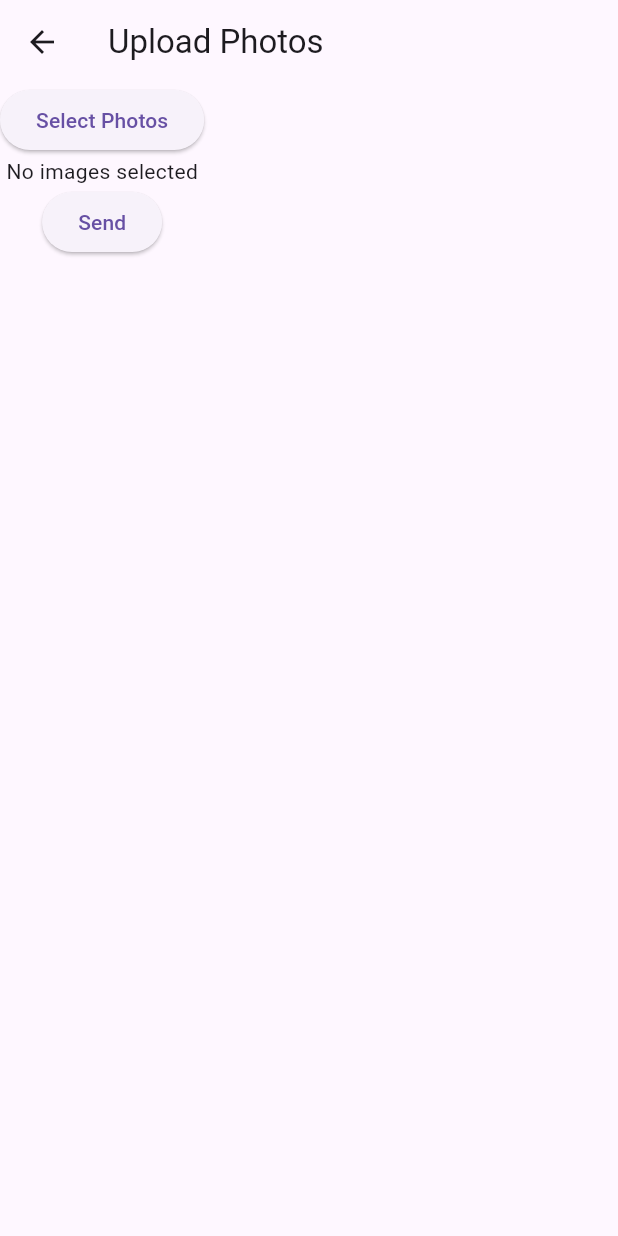
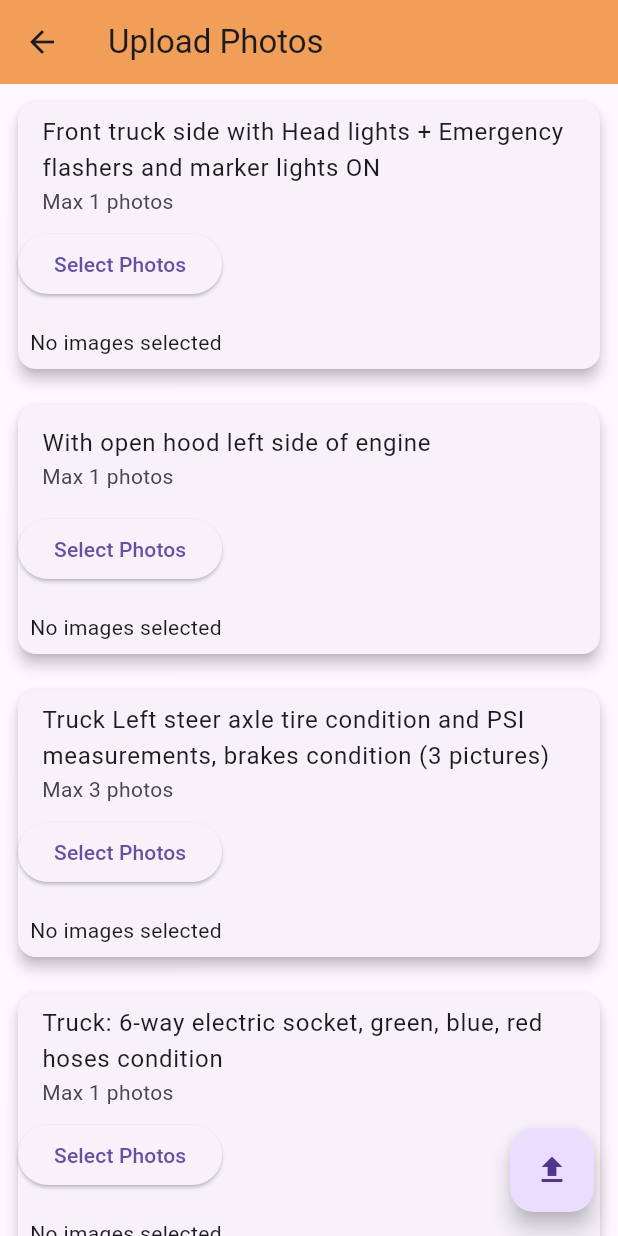
Before and after one commit to mfortelnyy/truckproFlutter, a Flutter app: the UploadPhotosScreen screen opened directly with empty values, after a tap on "Select Photos", on a phone screen of 412 x 824 dp. Run offline on Flutter 3.47's test engine with Material 3 defaults, Android fonts, the phone set to English and light mode, and no system bars; our stand-ins replace file_picker, image_picker, jwt_decoder.

Commit message:
Add prompts for driver image uploads

```diff
--- a/truckpro/lib/views/upload_photos_view.dart
+++ b/truckpro/lib/views/upload_photos_view.dart
@@ -1,13 +1,14 @@
 import 'package:flutter/material.dart';
 import 'package:image_picker/image_picker.dart';
-import 'package:truckpro/utils/admin_api_service.dart';
 import 'dart:io';
-import '../utils/driver_api_service.dart';
+
+import 'package:truckpro/utils/driver_api_service.dart';
 
 class UploadPhotosScreen extends StatefulWidget {
   final String token;
 
   UploadPhotosScreen({required this.token});
+  late DriverApiService driverApiService = DriverApiService(token: token);
 
   @override
   _UploadPhotosScreenState createState() => _UploadPhotosScreenState(token: token);
@@ -15,65 +16,145 @@ class UploadPhotosScreen extends StatefulWidget {
 
 class _UploadPhotosScreenState extends State<UploadPhotosScreen> {
   final ImagePicker _picker = ImagePicker();
-  List<File> _images = [];
   final String token;
+
+  // Each prompt has a set number of images that need to be uploaded
+  Map<String, List<File>> promptImages = {
+    'Front truck side with Head lights + Emergency flashers and marker lights ON': [],
+    'With open hood left side of engine': [],
+    'Truck Left steer axle tire condition and PSI measurements, brakes condition (3 pictures)': [],
+    'Truck: 6-way electric socket, green, blue, red hoses condition': [],
+    'Truck 1st Left axle outside & inside tire condition and PSI measurements, brakes condition(3 pictures)': [],
+    'Truck 2nd Left axle outside & inside tire condition and PSI measurements, brakes condition(3 pictures)': [],
+    'Truck Left Mudflap': [],
+    'Trailer: 6-way electric socket, green,blue,red hoses condition': [],
+    'Trailer left middle turn signal condition': [],
+    'Trailer 1st Left axle outside & inside tire condition and PSI measurements, brakes condition(3 pictures)': [],
+    'Trailer 2nd Left axle outside & inside tire condition and PSI measurements, brakes condition(3 pictures)': [],
+    'Trailer Left Mudflap': [],
+    'Trailer rear end with emergency flashers ON, marker lights ON, turn lights condition, brake lights condition, DOT bumper condition, license plate (door condition, door latch condition, 8-hinges, load securement)': [],
+    'Trailer Right Mudflap': [],
+    'Trailer 2nd Right axle outside & inside tire condition and PSI measurements, brakes condition(3 pictures)': [],
+    'Trailer 1st Right axle outside & inside tire condition and PSI measurements, brakes condition(3 pictures)': [],
+    'Trailer right middle turn signal condition': [],
+    'Truck right Mudflap': [],
+    'Truck 2nd right axle outside & inside tire condition and PSI measurements, brakes condition(3 pics)': [],
+    'Truck 1st Right axle outside & inside tire condition and PSI measurements, brakes condition(3 pics)': [],
+    'Truck Right steer axle tire condition and PSI measurements, brakes condition(3 pics)': [],
+    'With open hood right side of engine': [],
+  };
+
   _UploadPhotosScreenState({required this.token});
 
-
-  Future<void> _pickImages() async {
+  // Pick image for a specific prompt
+  Future<void> _pickImages(String prompt, int maxImages) async {
     final List<XFile>? selectedImages = await _picker.pickMultiImage();
-    if (selectedImages != null) {
+    if (selectedImages != null && selectedImages.length <= maxImages) {
       setState(() {
-        _images = selectedImages.map((image) => File(image.path)).toList();
+        promptImages[prompt] = selectedImages.map((image) => File(image.path)).toList();
       });
+    } else {
+      ScaffoldMessenger.of(context).showSnackBar(
+        SnackBar(
+          content: Text('You can only upload up to $maxImages images for this prompt!'),
+        ),
+      );
     }
   }
-  Future<void> _createLog() async {
-    if (_images.length == 10) {
-      DriverApiService driverService = DriverApiService(token: token);
-      await driverService.createDrivingLog(_images);
+
+
+  Future<void> _submitLog() async {
+    bool allImagesUploaded = true;
+    List<File> images = [];
+    promptImages.forEach((key, value) {
+      if (value.isEmpty) {
+        allImagesUploaded = false;
+      }
+      for (var file in value) {
+        images.add(file);
+      }
+
+
+    });
+
+    if (allImagesUploaded) {
+      widget.driverApiService.createDrivingLog(images);
       ScaffoldMessenger.of(context).showSnackBar(SnackBar(
         content: Text('Photos uploaded successfully!'),
       ));
     } else {
       ScaffoldMessenger.of(context).showSnackBar(SnackBar(
-        content: Text('Please select 10 photos!'),
+        content: Text('Please upload all required photos!'),
       ));
     }
   }
-
-
 
   @override
   Widget build(BuildContext context) {
     return Scaffold(
       appBar: AppBar(
         title: Text('Upload Photos'),
+        backgroundColor: const Color.fromARGB(255, 241, 158, 89),
       ),
-      body: Column(
+      body: ListView(
+        children: promptImages.keys.map((prompt) {
+          // Decide how many images are required for each prompt
+          int maxImages = _getMaxImagesForPrompt(prompt);
+          return Padding(
+            padding: const EdgeInsets.all(8.0),
+            child: Card(
+              elevation: 4,
+              child: Column(
+                crossAxisAlignment: CrossAxisAlignment.start,
                 children: [
+                  ListTile(
+                    title: Text(prompt),
+                    subtitle: Text('Max $maxImages photos'),
+                  ),
                   ElevatedButton(
-            onPressed: _pickImages,
+                    onPressed: () => _pickImages(prompt, maxImages),
                     child: Text('Select Photos'),
                   ),
-          _images.isNotEmpty
-              ? GridView.builder(
-                  shrinkWrap: true,
-                  gridDelegate: SliverGridDelegateWithFixedCrossAxisCount(
-                    crossAxisCount: 3,
-                  ),
-                  itemCount: _images.length,
-                  itemBuilder: (context, index) {
-                    return Image.file(_images[index]);
-                  },
+                  SizedBox(height: 10),
+                  // Display the selected images
+                  promptImages[prompt]!.isNotEmpty
+                      ? Wrap(
+                          spacing: 10,
+                          children: promptImages[prompt]!.map((image) {
+                            return Image.file(
+                              image,
+                              width: 100,
+                              height: 100,
+                              fit: BoxFit.cover,
+                            );
+                          }).toList(),
                         )
-              : Text('No images selected'),
-          ElevatedButton(
-            onPressed: _createLog,
-            child: Text('Send'),
+                      : Padding(
+                          padding: const EdgeInsets.all(8.0),
+                          child: Text('No images selected'),
                         ),
                 ],
               ),
+            ),
+          );
+        }).toList(),
+      ),
+      floatingActionButton: FloatingActionButton(
+        onPressed: _submitLog,
+        child: Icon(Icons.upload),
+      ),
     );
   }
+
+  // A helper function to determine how many images are needed per prompt
+  int _getMaxImagesForPrompt(String prompt) {
+    if (prompt.contains('(3 pictures)')) {
+      return 3;
+    } else if (prompt.contains('(1picture)')) {
+      return 1;
+    } else if (prompt.contains('(door condition')) {
+      return 3; // Assuming multiple images are needed
     }
+    return 1;
+  }
+}
```
Lines whose indentation alone changed are shown as unchanged.
